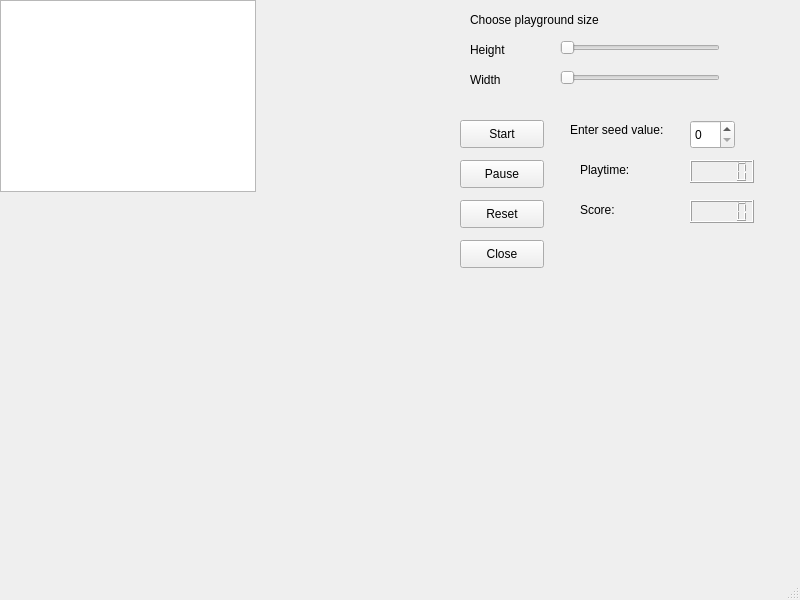
Above: student/12/snake_gui/mainwindow.ui from sampeksi/sampeksi before the change. Below: the same form after it.
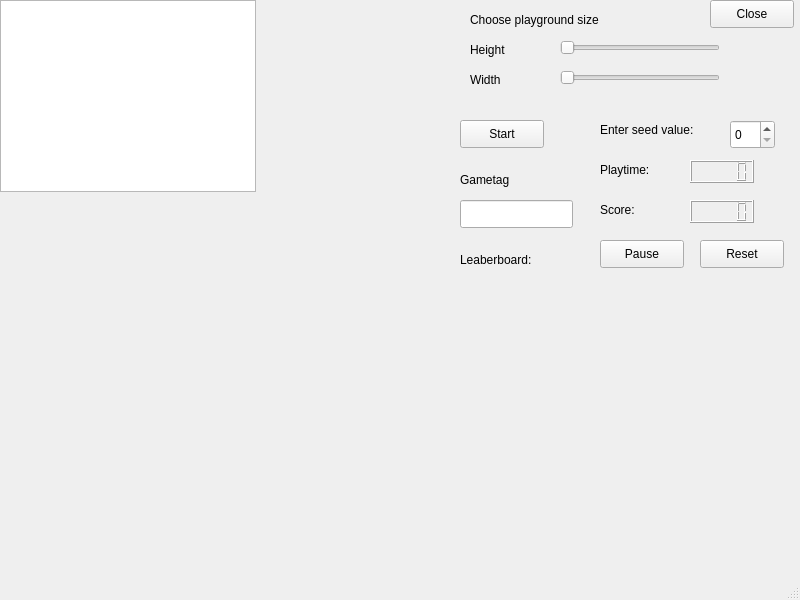
That is the form after the change.

```diff
--- a/student/12/snake_gui/mainwindow.ui
+++ b/student/12/snake_gui/mainwindow.ui
@@ -92,7 +92,7 @@
    <widget class="QSpinBox" name="spinBoxSeed">
     <property name="geometry">
      <rect>
-      <x>690</x>
+      <x>730</x>
       <y>120</y>
       <width>45</width>
       <height>29</height>
@@ -102,7 +102,7 @@
    <widget class="QLabel" name="labelSeed">
     <property name="geometry">
      <rect>
-      <x>570</x>
+      <x>600</x>
       <y>120</y>
       <width>121</width>
       <height>20</height>
@@ -125,7 +125,7 @@
    <widget class="QLabel" name="labelTime">
     <property name="geometry">
      <rect>
-      <x>580</x>
+      <x>600</x>
       <y>160</y>
       <width>63</width>
       <height>20</height>
@@ -138,7 +138,7 @@
    <widget class="QLabel" name="label_6">
     <property name="geometry">
      <rect>
-      <x>580</x>
+      <x>600</x>
       <y>200</y>
       <width>63</width>
       <height>20</height>
@@ -174,8 +174,8 @@
    <widget class="QPushButton" name="pushButtonPause">
     <property name="geometry">
      <rect>
-      <x>460</x>
-      <y>160</y>
+      <x>600</x>
+      <y>240</y>
       <width>84</width>
       <height>28</height>
      </rect>
@@ -187,8 +187,8 @@
    <widget class="QPushButton" name="pushButtonReset">
     <property name="geometry">
      <rect>
-      <x>460</x>
-      <y>200</y>
+      <x>700</x>
+      <y>240</y>
       <width>84</width>
       <height>28</height>
      </rect>
@@ -200,8 +200,8 @@
    <widget class="QPushButton" name="pushButtonClose">
     <property name="geometry">
      <rect>
-      <x>460</x>
-      <y>240</y>
+      <x>710</x>
+      <y>0</y>
       <width>84</width>
       <height>28</height>
      </rect>
@@ -223,6 +223,81 @@
      <string/>
     </property>
    </widget>
+   <widget class="QLineEdit" name="lineEditGameTag">
+    <property name="geometry">
+     <rect>
+      <x>460</x>
+      <y>200</y>
+      <width>113</width>
+      <height>28</height>
+     </rect>
+    </property>
+   </widget>
+   <widget class="QLabel" name="labelGameTag">
+    <property name="geometry">
+     <rect>
+      <x>460</x>
+      <y>170</y>
+      <width>63</width>
+      <height>20</height>
+     </rect>
+    </property>
+    <property name="text">
+     <string>Gametag</string>
+    </property>
+   </widget>
+   <widget class="QLabel" name="labelLeaderboard">
+    <property name="geometry">
+     <rect>
+      <x>460</x>
+      <y>250</y>
+      <width>91</width>
+      <height>20</height>
+     </rect>
+    </property>
+    <property name="text">
+     <string>Leaberboard:</string>
+    </property>
+   </widget>
+   <widget class="QLabel" name="labelFirst">
+    <property name="geometry">
+     <rect>
+      <x>460</x>
+      <y>280</y>
+      <width>63</width>
+      <height>20</height>
+     </rect>
+    </property>
+    <property name="text">
+     <string/>
+    </property>
+   </widget>
+   <widget class="QLabel" name="labelSecond">
+    <property name="geometry">
+     <rect>
+      <x>460</x>
+      <y>310</y>
+      <width>63</width>
+      <height>20</height>
+     </rect>
+    </property>
+    <property name="text">
+     <string/>
+    </property>
+   </widget>
+   <widget class="QLabel" name="labelThird">
+    <property name="geometry">
+     <rect>
+      <x>460</x>
+      <y>340</y>
+      <width>63</width>
+      <height>20</height>
+     </rect>
+    </property>
+    <property name="text">
+     <string/>
+    </property>
+   </widget>
   </widget>
   <widget class="QMenuBar" name="menubar">
    <property name="geometry">
```
